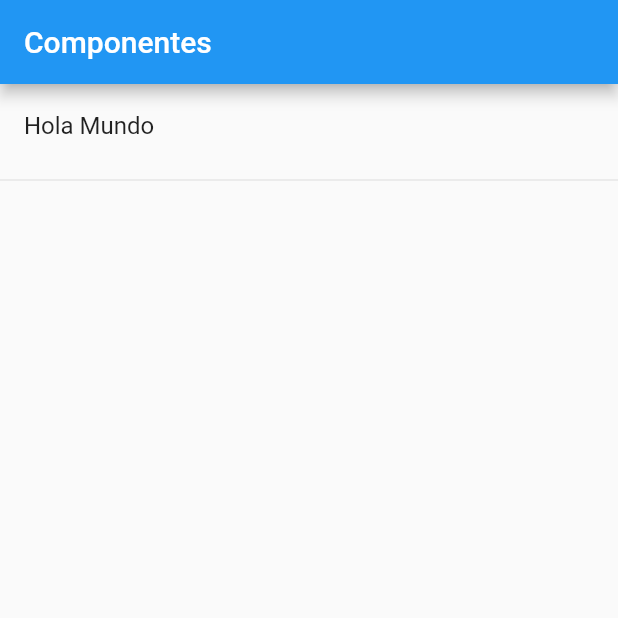
After one commit to lskywolfll/Flutter_Componentes, a Flutter app: the screen it shows after launch, on a phone screen of 412 x 824 dp, the top half of it. The commit adds this screen. Run offline on Flutter 3.47's test engine with Material 2 defaults, Android fonts, the phone set to English and light mode, and no system bars.

Commit message:
se crea el componente home real y tambien se empieza la construccion deÃl home

```diff
--- a/lib/main.dart
+++ b/lib/main.dart
@@ -1,4 +1,4 @@
-import 'package:componentes/src/pages/home_temp.dart';
+import 'package:componentes/src/pages/home_page.dart';
 import 'package:flutter/material.dart';
 
 void main() => runApp(MyApp());
@@ -9,7 +9,7 @@ class MyApp extends StatelessWidget {
     return MaterialApp(
       debugShowCheckedModeBanner: false,
       title: 'Componentes App',
-      home: HomePageTemp(),
+      home: HomePage(),
     );
   }
 }
--- /dev/null
+++ b/lib/src/pages/home_page.dart
@@ -0,0 +1,32 @@
+import 'package:flutter/material.dart';
+
+class HomePage extends StatelessWidget {
+  HomePage({Key key}) : super(key: key);
+
+  @override
+  Widget build(BuildContext context) {
+    return Container(
+      child: Scaffold(
+        appBar: AppBar(
+          title: Text('Componentes'),
+        ),
+        body: _lista(),
+      ),
+    );
+  }
+
+  Widget _lista() {
+    return ListView(
+      children: _listaItems(),
+    );
+  }
+
+  List<Widget> _listaItems() {
+    return [
+      ListTile(
+        title: Text('Hola Mundo'),
+      ),
+      Divider()
+    ];
+  }
+}
```
